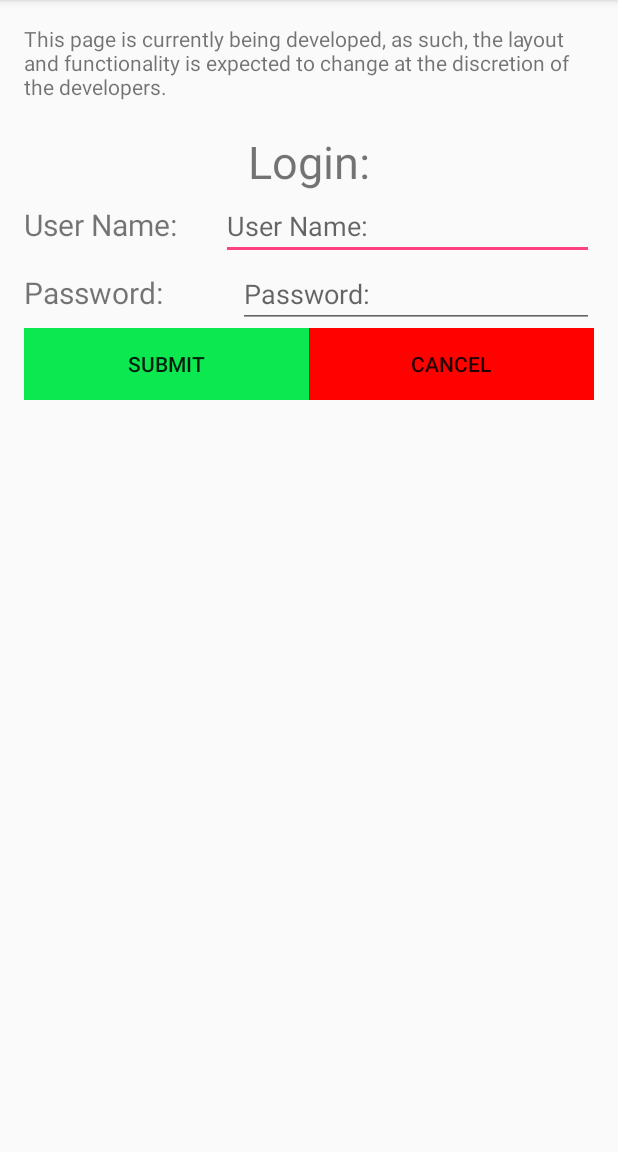
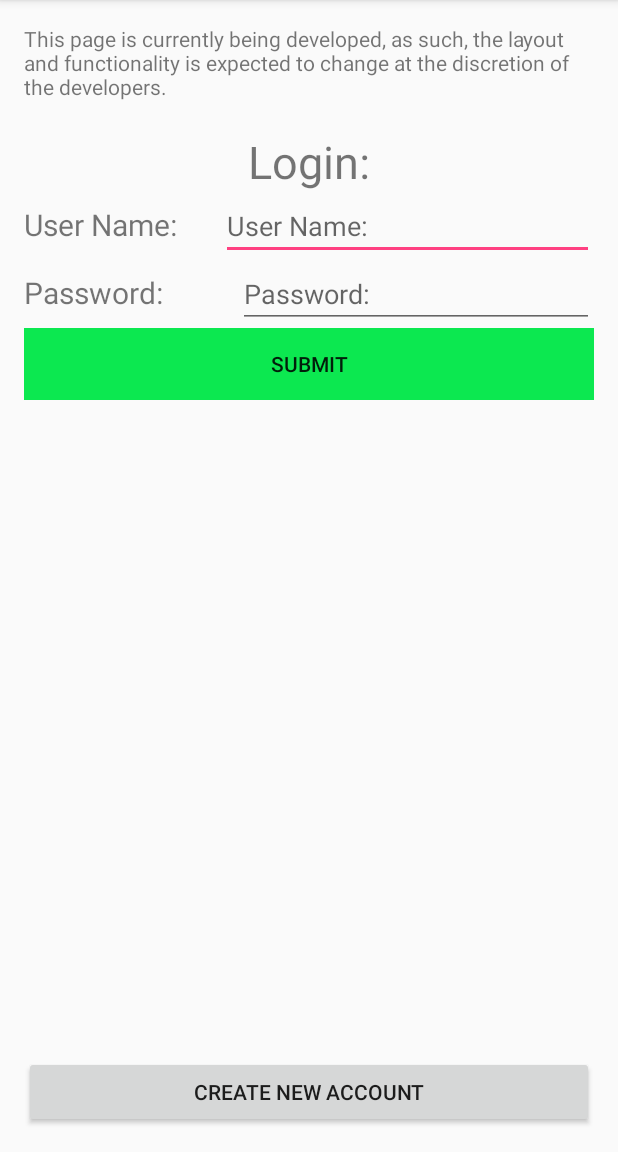
Before and after one commit to ucsdCSE110wi16/CSE110W260T5, an Android app: the screen it shows after launch (LoginActivity), on a phone screen of 412 x 824 dp, the part 84-1236 px from its top. Run offline under Robolectric (Android 15) with nearby library versions, the phone set to English and light mode, and no system bars.

Commit message:
changed login screen

```diff
--- a/app/src/main/res/layout/activity_login.xml
+++ b/app/src/main/res/layout/activity_login.xml
@@ -94,13 +94,17 @@
             android:background="#0CE850"
             />
 
-        <Button
-            android:layout_width="match_parent"
-            android:layout_weight="1"
-            android:layout_height="wrap_content"
-            android:text="Cancel"
-            android:background="#FF0200"
-            />
     </LinearLayout>
 
+    <Button
+        android:layout_width="wrap_content"
+        android:layout_height="wrap_content"
+        android:text="Create New Account"
+        android:id="@+id/button"
+        android:layout_alignParentBottom="true"
+        android:layout_alignParentLeft="true"
+        android:layout_alignParentStart="true"
+        android:layout_alignParentRight="true"
+        android:layout_alignParentEnd="true" />
+
 </RelativeLayout>
```
Also changed, not shown: 1 other file.
